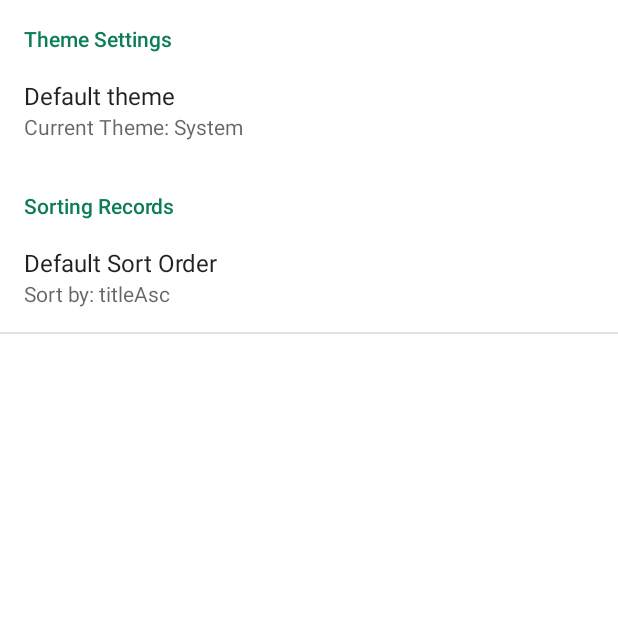
After one commit to matyoo-timoti/Booklat, an Android app: the SettingsActivity screen opened directly, with no data from a screen before it, on a phone screen of 412 x 824 dp, the top half of it. The commit adds this screen. Run offline under Robolectric (Android 15) with nearby library versions, the phone set to English and light mode, and no system bars.

Commit message:
• Created settings preferences with theme and sort order options.

```diff
--- a/app/build.gradle
+++ b/app/build.gradle
@@ -31,7 +31,6 @@ android {
 }
 
 dependencies {
-
     implementation 'androidx.appcompat:appcompat:1.4.1'
     implementation 'com.google.android.material:material:1.5.0'
     implementation 'androidx.constraintlayout:constraintlayout:2.1.3'
--- a/app/src/main/java/com/example/booklat/BookAdapter.java
+++ b/app/src/main/java/com/example/booklat/BookAdapter.java
@@ -100,7 +100,7 @@ public class BookAdapter extends RecyclerView.Adapter<BookViewHolder> implements
         //Pop-up menu handler
         PopupMenu popupMenu = new PopupMenu(context.getApplicationContext(), holder.btnMenu);
         Menu menu = popupMenu.getMenu();
-        popupMenu.getMenuInflater().inflate(R.menu.menu_three_dot, menu);
+        popupMenu.getMenuInflater().inflate(R.menu.menu_item, menu);
         popupMenu.setOnMenuItemClickListener(item -> {
             switch (item.getItemId()) {
 
--- /dev/null
+++ b/app/src/main/java/com/example/booklat/SettingsActivity.java
@@ -0,0 +1,57 @@
+package com.example.booklat;
+
+import android.content.SharedPreferences;
+import android.os.Bundle;
+import android.preference.Preference;
+import android.preference.PreferenceActivity;
+
+import androidx.annotation.Nullable;
+import androidx.appcompat.app.AppCompatDelegate;
+
+public class SettingsActivity extends PreferenceActivity {
+
+    private SharedPreferences.OnSharedPreferenceChangeListener preferenceChangeListener;
+    public static final String PREF_DEFAULT_SORT_ORDER = "pref_default_sort_order";
+    public static final String PREF_THEME = "pref_theme";
+
+    @Override
+    public void onCreate(@Nullable Bundle savedInstanceState) {
+        super.onCreate(savedInstanceState);
+        addPreferencesFromResource(R.xml.preferences);
+
+        preferenceChangeListener = (sharedPreferences, key) -> {
+            if (key.equals(PREF_DEFAULT_SORT_ORDER)) {
+                Preference sortPreference = findPreference(key);
+                sortPreference.setSummary(String.format("Sort by: %s", sharedPreferences.getString(key, "Title ASC")));
+            }
+
+            if (key.equals(PREF_THEME)) {
+                Preference themePreference = findPreference(key);
+                String value = sharedPreferences.getString(key, "System");
+                themePreference.setSummary(String.format("Current Theme: %s", value));
+            }
+        };
+    }
+
+    @Override
+    public void onResume() {
+        super.onResume();
+        getPreferenceScreen().getSharedPreferences().registerOnSharedPreferenceChangeListener(preferenceChangeListener);
+
+        Preference themePreference = findPreference(PREF_THEME);
+        String b = getPreferenceScreen().getSharedPreferences().getString(PREF_THEME, "System");
+        themePreference.setSummary(String.format("Current Theme: %s", b));
+
+        Preference sortPreference = findPreference(PREF_DEFAULT_SORT_ORDER);
+        String a = getPreferenceScreen().getSharedPreferences().getString(PREF_DEFAULT_SORT_ORDER, "Title ASC");
+        sortPreference.setSummary(String.format("Sort by: %s", a));
+
+    }
+
+    @Override
+    public void onPause() {
+        super.onPause();
+        getPreferenceScreen().getSharedPreferences().unregisterOnSharedPreferenceChangeListener(preferenceChangeListener);
+
+    }
+}
--- a/app/src/main/res/layout/activity_home.xml
+++ b/app/src/main/res/layout/activity_home.xml
@@ -15,8 +15,8 @@
         android:layout_marginEnd="16dp"
         android:layout_marginBottom="8dp"
         android:clipToPadding="false"
+        android:paddingTop="8dp"
         android:paddingBottom="85dp"
-        android:paddingTop="8dp"
         app:layout_constraintBottom_toBottomOf="parent"
         app:layout_constraintEnd_toEndOf="parent"
         app:layout_constraintStart_toStartOf="parent"
--- a/app/src/main/res/values-night/themes.xml
+++ b/app/src/main/res/values-night/themes.xml
@@ -10,7 +10,12 @@
         <item name="colorSecondaryVariant">@color/teal_700</item>
         <item name="colorOnSecondary">@color/black</item>
         <!-- Status bar color. -->
-        <item name="android:statusBarColor" >@color/black</item>
+        <item name="android:statusBarColor">@color/black</item>
+
+        <!-- Navigation bar color -->
+        <item name="android:navigationBarColor">@color/material_dark_darker</item>
+        <item name="android:windowLightNavigationBar">false</item>
+
 
         <!-- Customize your theme here. -->
 
--- /dev/null
+++ b/app/src/main/res/values/arrays.xml
@@ -0,0 +1,32 @@
+<?xml version="1.0" encoding="utf-8"?>
+<resources>
+        <string-array name="sort_option">
+            <item name="t0">@string/title_asc</item>
+            <item name="t1">@string/title_desc</item>
+            <item name="a0">@string/author_asc</item>
+            <item name="a1">@string/author_desc</item>
+            <item name="y0">@string/year_oldest</item>
+            <item name="y1">@string/year_newest</item>
+        </string-array>
+
+    <string-array name="sort_option_values">
+        <item name="t0">@string/title_asc</item>
+        <item name="t1">@string/title_desc</item>
+        <item name="a0">@string/author_asc</item>
+        <item name="a1">@string/author_desc</item>
+        <item name="y0">@string/year_oldest</item>
+        <item name="y1">@string/year_newest</item>
+    </string-array>
+
+    <string-array name="theme_option">
+        <item name="L">Light</item>
+        <item name="D">Dark</item>
+        <item name="S">System</item>
+    </string-array>
+
+    <string-array name="theme_option_values">
+        <item name="L">Light</item>
+        <item name="D">Dark</item>
+        <item name="S">System</item>
+    </string-array>
+</resources>
--- a/app/src/main/res/values/colors.xml
+++ b/app/src/main/res/values/colors.xml
@@ -9,4 +9,6 @@
     <color name="light_blue_900">#FF01579B</color>
     <color name="light_blue_A200">#FF40C4FF</color>
     <color name="light_blue_A400">#FF00B0FF</color>
+    <color name="material_dark">#292929</color>
+    <color name="material_dark_darker">#121212</color>
 </resources>
--- /dev/null
+++ b/app/src/main/res/xml/preferences.xml
@@ -0,0 +1,26 @@
+<?xml version="1.0" encoding="utf-8"?>
+<PreferenceScreen xmlns:android="http://schemas.android.com/apk/res/android">
+
+    <PreferenceCategory android:title="Theme Settings">
+        <ListPreference
+            android:key="pref_theme"
+            android:title="Default theme"
+            android:summary="Choose your app theme"
+            android:entries="@array/theme_option"
+            android:entryValues="@array/theme_option_values"
+            android:defaultValue="System"
+            />
+    </PreferenceCategory>
+
+    <PreferenceCategory android:title="Sorting Records">
+        <ListPreference
+            android:title="Default Sort Order"
+            android:key="pref_default_sort_order"
+            android:summary="Select your default sort order"
+            android:entries="@array/sort_option"
+            android:entryValues="@array/sort_option_values"
+            android:defaultValue="titleAsc"
+            />
+    </PreferenceCategory>
+
+</PreferenceScreen>
```
Also changed, not shown: app/src/main/AndroidManifest.xml (+8 -0 lines), app/src/main/java/com/example/booklat/HomeActivity.java (+19 -11 lines), app/src/main/res/menu/sort_submenu.xml (deleted, +0 -23 lines), app/src/main/res/menu/menu_item.xml (renamed from app/src/main/res/menu/menu_three_dot.xml).
